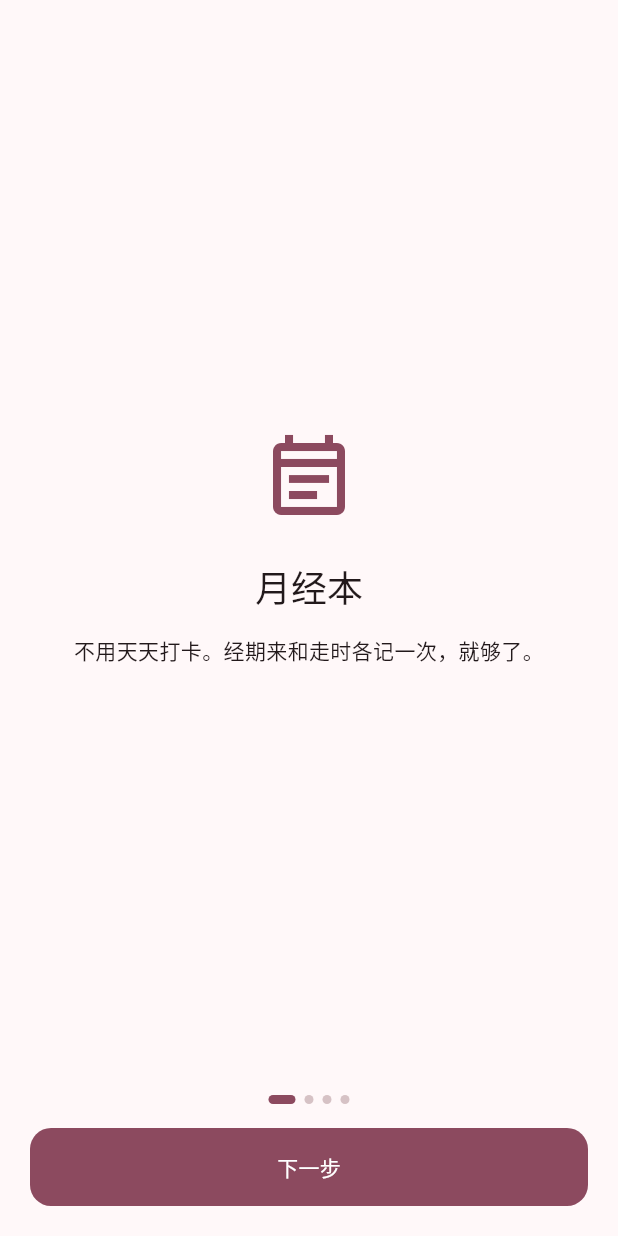
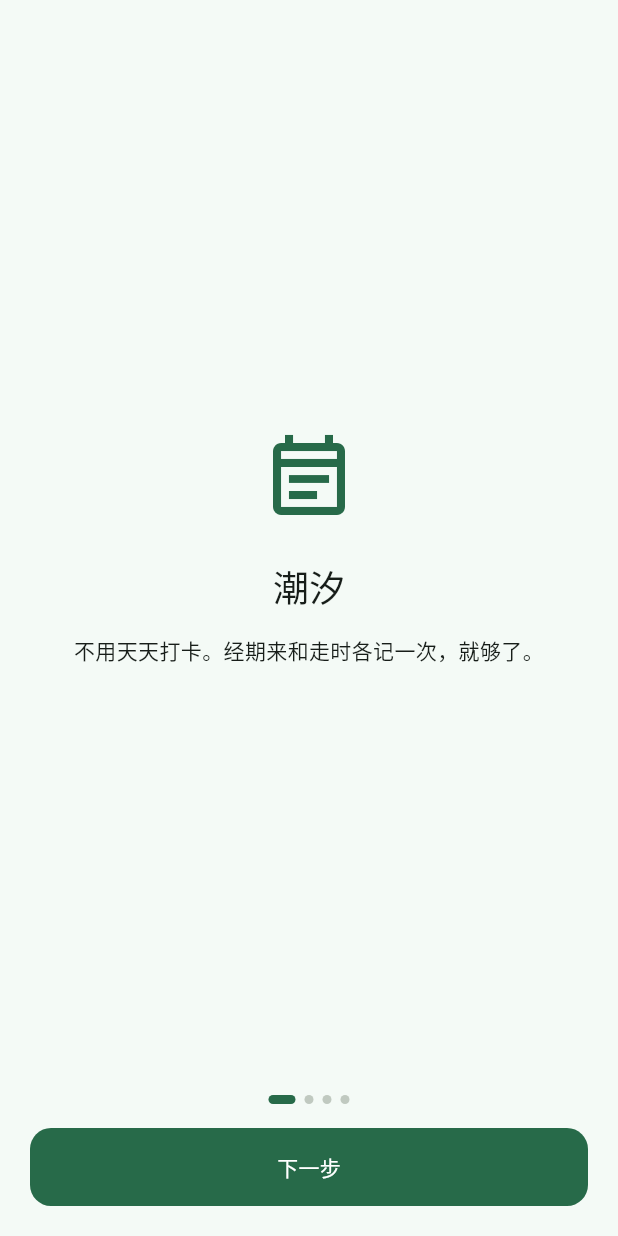
Before and after one commit to 504577765-commits/menstrual-book, a Flutter app: the screen it shows after launch, on a phone screen of 412 x 824 dp. Run offline on Flutter 3.47's test engine with Material 3 defaults, Android fonts, the phone set to English and light mode, and no system bars; our stand-ins replace flutter_local_notifications, flutter_riverpod, flutter_secure_storage, local_auth, package_info_plus, permission_handler and 2 more; accounts and stored records are empty.

Commit message:
品牌升级：应用更名「潮汐」，浅绿主题与无脸猫头图标

```diff
--- a/app/lib/domain/prediction/reminder_plan.dart
+++ b/app/lib/domain/prediction/reminder_plan.dart
@@ -91,7 +91,7 @@ List<PlannedReminder> buildReminderPlan({
       add(
         ReminderKind.periodStart,
         '预计今天开始',
-        '如果已经来了，记得在「月经本」里点一下记录。',
+        '如果已经来了，记得在「潮汐」里点一下记录。',
         nextStart,
       );
     }
--- a/app/lib/main.dart
+++ b/app/lib/main.dart
@@ -57,7 +57,7 @@ class _YuejingBenAppState extends ConsumerState<YuejingBenApp> {
     final state = ref.watch(appStateProvider);
 
     return MaterialApp(
-      title: '月经本',
+      title: '潮汐',
       debugShowCheckedModeBanner: false,
       theme: AppTheme.light(),
       darkTheme: AppTheme.dark(),
@@ -114,7 +114,7 @@ class _RootShellState extends State<RootShell> {
         final exit = await showDialog<bool>(
           context: context,
           builder: (ctx) => AlertDialog(
-            title: const Text('要退出月经本吗？'),
+            title: const Text('要退出潮汐吗？'),
             content: const Text('你的记录都保存在本机，退出不会丢失数据。'),
             actions: [
               TextButton(
--- a/app/lib/presentation/pages/home_page.dart
+++ b/app/lib/presentation/pages/home_page.dart
@@ -31,7 +31,7 @@ class _HomePageState extends ConsumerState<HomePage> {
 
     return Scaffold(
       appBar: AppBar(
-        title: const Text('月经本'),
+        title: const Text('潮汐'),
         actions: [
           IconButton(
             tooltip: '回到本月',
--- a/app/lib/presentation/pages/lock_gate.dart
+++ b/app/lib/presentation/pages/lock_gate.dart
@@ -66,7 +66,7 @@ class _LockGateState extends ConsumerState<LockGate> with WidgetsBindingObserver
     setState(() => _authenticating = true);
 
     final lock = ref.read(lockServiceProvider);
-    final ok = await lock.authenticate(reason: '解锁月经本');
+    final ok = await lock.authenticate(reason: '解锁潮汐');
 
     if (!mounted) return;
     setState(() {
@@ -140,7 +140,7 @@ class _LockGateState extends ConsumerState<LockGate> with WidgetsBindingObserver
                 color: Theme.of(context).colorScheme.primary,
               ),
               const SizedBox(height: 16),
-              Text('月经本已锁定', style: Theme.of(context).textTheme.titleMedium),
+              Text('潮汐已锁定', style: Theme.of(context).textTheme.titleMedium),
               const SizedBox(height: 8),
               Text(
                 '使用指纹 / 面容解锁，不可用时将回退到手机锁屏密码。',
--- a/app/lib/presentation/pages/onboarding_page.dart
+++ b/app/lib/presentation/pages/onboarding_page.dart
@@ -38,7 +38,7 @@ class _OnboardingPageState extends ConsumerState<OnboardingPage> {
                 children: [
                   const _IntroSlide(
                     icon: Icons.event_note_outlined,
-                    title: '月经本',
+                    title: '潮汐',
                     body: '不用天天打卡。经期来和走时各记一次，就够了。',
                   ),
                   const _IntroSlide(
--- a/app/lib/presentation/theme/app_theme.dart
+++ b/app/lib/presentation/theme/app_theme.dart
@@ -1,25 +1,25 @@
 import 'package:flutter/material.dart';
 
-/// 温柔治愈系视觉：低饱和暖粉 + 大留白 + 圆润卡片。
+/// 温柔治愈系视觉：低饱和浅绿 + 大留白 + 圆润卡片。
 ///
-/// 注意：主色刻意不使用高饱和粉，以保证强光下的文字对比度，
+/// 注意：主色刻意不使用高饱和绿，以保证强光下的文字对比度，
 /// 并避免与「流量分级配色」争夺视觉通道（流量改用图标数量编码）。
 class AppColors {
-  static const seed = Color(0xFFE8A0B4);
-  static const backgroundLight = Color(0xFFFFF8F9);
+  static const seed = Color(0xFF8FBC9F);
+  static const backgroundLight = Color(0xFFF4FAF6);
   static const surfaceLight = Color(0xFFFFFFFF);
 
-  /// 实际经期（已记录）。
-  static const period = Color(0xFFD4678A);
+  /// 实际经期（已记录）：深绿，与浅绿预测色保持可区分。
+  static const period = Color(0xFF4E8C6A);
 
-  /// 预测经期。
-  static const predicted = Color(0xFFF0A9C0);
+  /// 预测经期：浅绿。
+  static const predicted = Color(0xFFA9D6B5);
 
-  /// 排卵期 / 易孕窗口（低饱和，弱于经期色）。
-  static const fertile = Color(0xFFB8A5D6);
+  /// 排卵期 / 易孕窗口（薄荷青，低饱和，弱于经期色）。
+  static const fertile = Color(0xFF8FC8C0);
 
-  /// 异常关注提示（琥珀，不使用红色告警）。
-  static const attention = Color(0xFFE0A24A);
+  /// 异常关注提示（黄绿，不使用红色告警）。
+  static const attention = Color(0xFFBCA84E);
 }
 
 class AppTheme {
--- a/app/pubspec.yaml
+++ b/app/pubspec.yaml
@@ -1,5 +1,5 @@
 name: menstrual_book
-description: "月经本：经期周期记录与预测的本地私密 App。经期来和走各记一次即可，自动推算下期并提前提醒；数据整库加密、不上传、无账号，支持指纹/面容加锁。"
+description: "潮汐：经期周期记录与预测的本地私密 App。经期来和走各记一次即可，自动推算下期并提前提醒；数据整库加密、不上传、无账号，支持指纹/面容加锁。"
 # The following line prevents the package from being accidentally published to
 # pub.dev using `flutter pub publish`. This is preferred for private packages.
 publish_to: 'none' # Remove this line if you wish to publish to pub.dev
```
Also changed, not shown: 9 other files.
